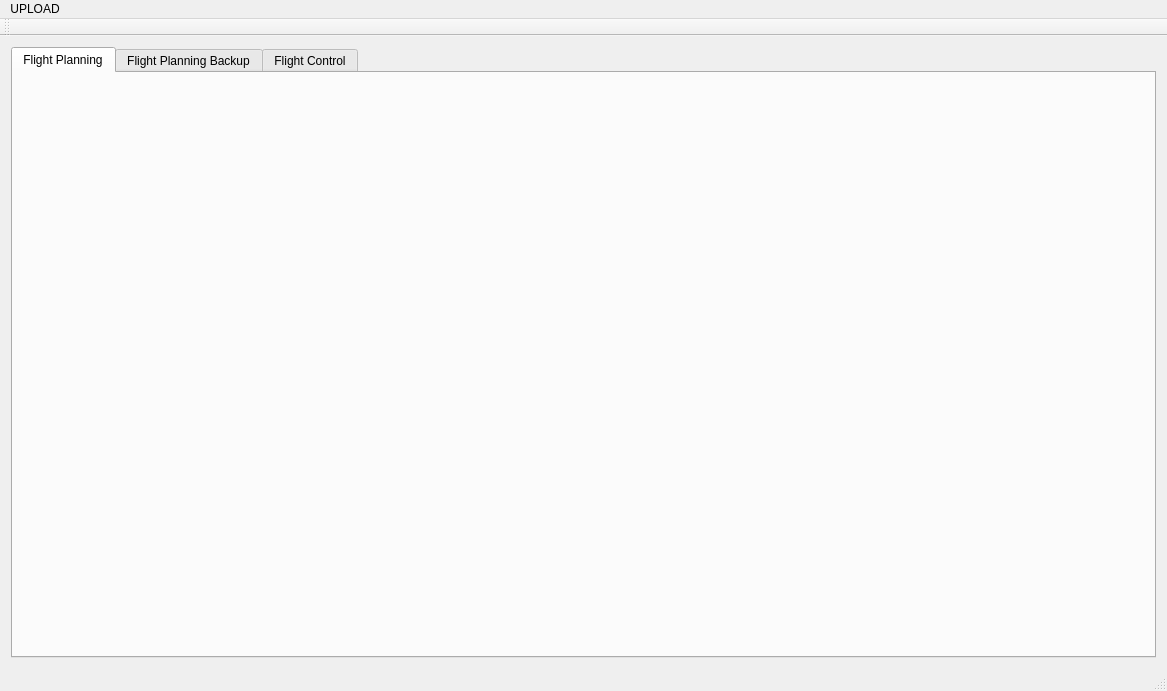
Above: mainwindow.ui from sgfairbro/Upload-GUI before the change. Below: the same form after it.
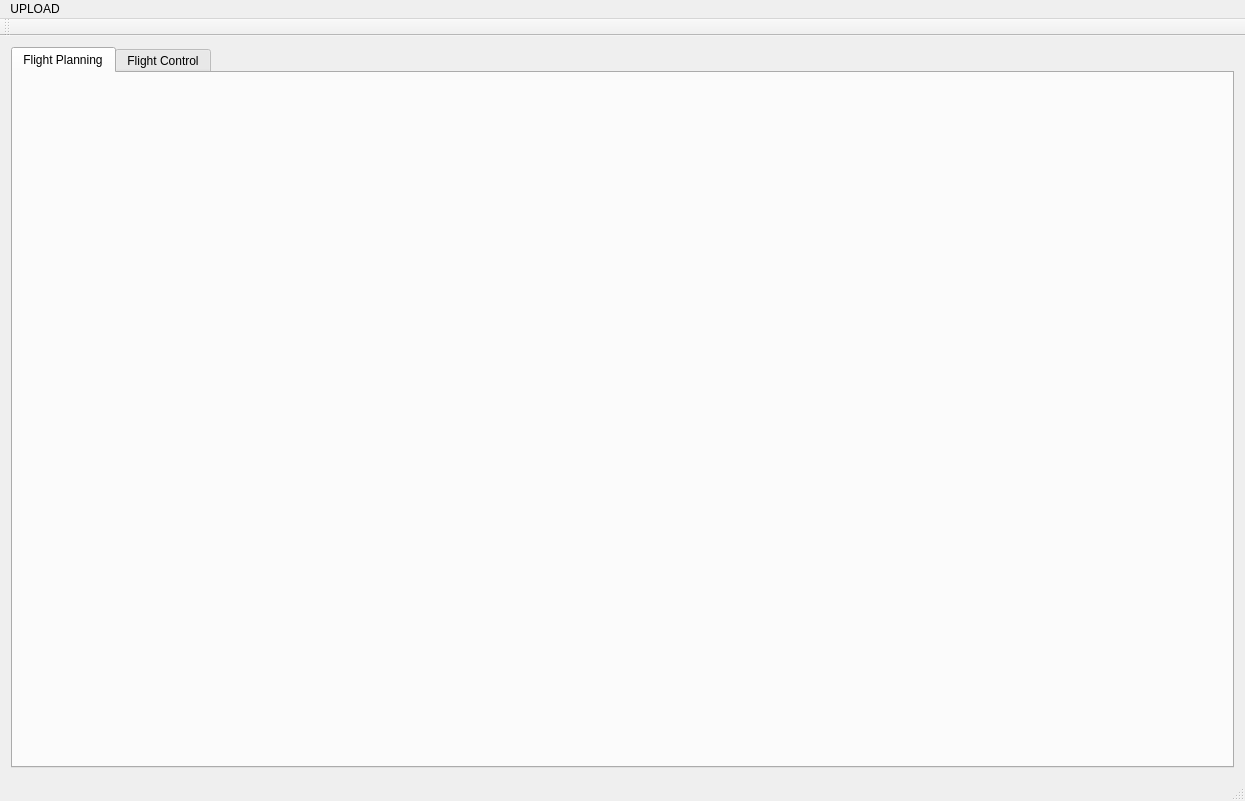
That is the form after the change. The open tabs and pages were chosen to show the change.

What changed in the file:
```diff
--- a/mainwindow.ui
+++ b/mainwindow.ui
@@ -6,8 +6,8 @@
    <rect>
     <x>0</x>
     <y>0</y>
-    <width>1167</width>
-    <height>691</height>
+    <width>1245</width>
+    <height>801</height>
    </rect>
   </property>
   <property name="windowTitle">
@@ -27,11 +27,6 @@
       </widget>
       <widget class="QWidget" name="tab_2">
        <attribute name="title">
-        <string>Flight Planning Backup</string>
-       </attribute>
-      </widget>
-      <widget class="QWidget" name="tab_3">
-       <attribute name="title">
         <string>Flight Control</string>
        </attribute>
       </widget>
@@ -44,7 +39,7 @@
     <rect>
      <x>0</x>
      <y>0</y>
-     <width>1167</width>
+     <width>1245</width>
      <height>25</height>
     </rect>
    </property>
```
Left out of the diff: 2 changed lines with no effect on the pictures.
